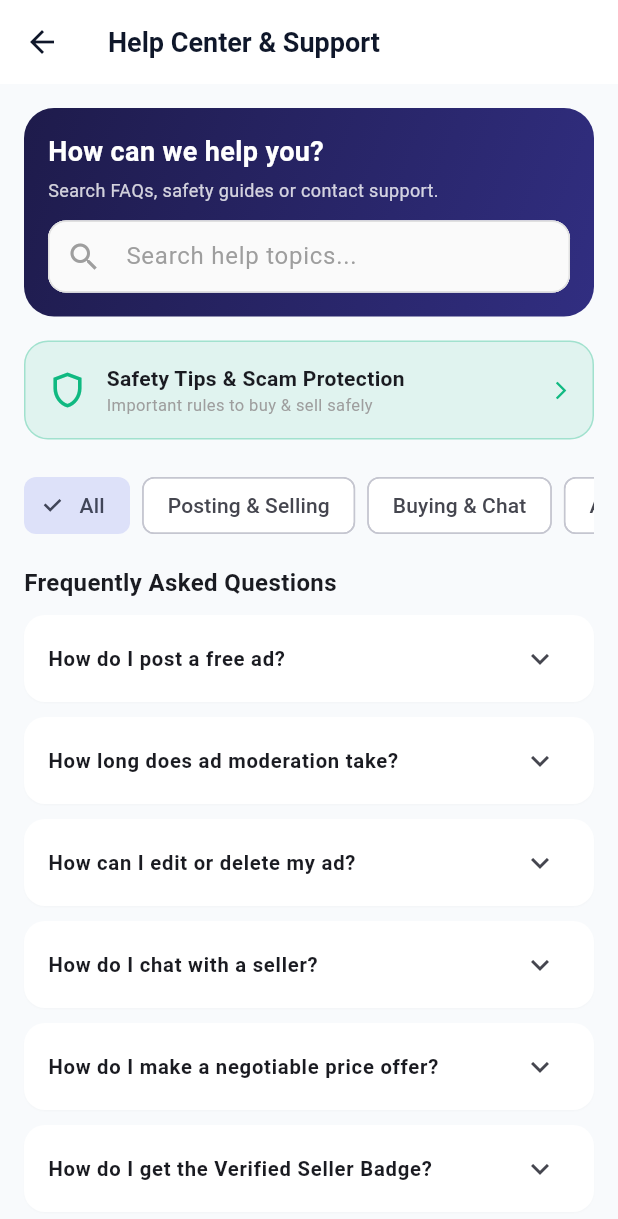
After one commit to abdullah03-max/All-In-One-Classified, a Flutter app: the HelpCenterScreen screen opened directly, on a phone screen of 412 x 824 dp. The commit adds this screen. Shown: the top 1219 px of the screen. Run offline on Flutter 3.47's test engine with Material 3 defaults, Android fonts, the phone set to English and light mode, and no system bars; our stand-ins replace app_links, audioplayers, cached_network_image, equatable, flutter_bloc, flutter_local_notifications and 7 more; missing offline and left inert: record; accounts and stored records are empty.

Commit message:
feat: add Help Center & Safety Tips pages to website and Flutter app, add prominent Report Listing workflow in app

```diff
--- /dev/null
+++ b/flutter_app/lib/features/help/presentation/help_center_screen.dart
@@ -0,0 +1,278 @@
+import 'package:flutter/material.dart';
+import 'package:url_launcher/url_launcher.dart';
+import '../../../core/theme/app_theme.dart';
+import 'safety_tips_screen.dart';
+
+class HelpCenterScreen extends StatefulWidget {
+  const HelpCenterScreen({super.key});
+
+  @override
+  State<HelpCenterScreen> createState() => _HelpCenterScreenState();
+}
+
+class _HelpCenterScreenState extends State<HelpCenterScreen> {
+  final TextEditingController _searchController = TextEditingController();
+  String _searchQuery = '';
+  String _selectedCategory = 'All';
+
+  final List<Map<String, String>> _faqs = [
+    {
+      'category': 'Posting & Selling',
+      'question': 'How do I post a free ad?',
+      'answer': 'Tap the "+" icon on the bottom navigation bar or "Post an Ad". Select your category, enter details, price, upload photos & product video, and submit. Your ad will be sent for quick moderation approval and then go live immediately!',
+    },
+    {
+      'category': 'Posting & Selling',
+      'question': 'How long does ad moderation take?',
+      'answer': 'Our moderators review ads 24/7. Most ads are approved and published within 5 to 15 minutes.',
+    },
+    {
+      'category': 'Posting & Selling',
+      'question': 'How can I edit or delete my ad?',
+      'answer': 'Go to your Profile tab -> My Listings. Find the ad and tap "Edit" to modify details or tap the trash icon to delete permanently.',
+    },
+    {
+      'category': 'Buying & Chat',
+      'question': 'How do I chat with a seller?',
+      'answer': 'Open any listing and tap "Chat with Seller". You can send text messages, negotiable offers, and voice notes securely through our built-in SafeChat without sharing your personal phone number.',
+    },
+    {
+      'category': 'Buying & Chat',
+      'question': 'How do I make a negotiable price offer?',
+      'answer': 'On the listing details page or inside the chat screen, tap "Make an Offer" and enter your proposed price in PKR.',
+    },
+    {
+      'category': 'Account & Safety',
+      'question': 'How do I get the Verified Seller Badge?',
+      'answer': 'Go to Profile -> Account Verification. Submit your CNIC and phone details. Once verified by our team, your profile and ads will display a blue "Verified Account" badge.',
+    },
+    {
+      'category': 'Account & Safety',
+      'question': 'What should I do if I suspect a scam?',
+      'answer': 'Tap the "Report Listing" button on the ad page, choose the reason (e.g., Scam or Fraud), and describe the issue. Our moderation team will investigate immediately.',
+    },
+  ];
+
+  final List<String> _categories = ['All', 'Posting & Selling', 'Buying & Chat', 'Account & Safety'];
+
+  @override
+  void dispose() {
+    _searchController.dispose();
+    super.dispose();
+  }
+
+  List<Map<String, String>> get _filteredFaqs {
+    return _faqs.where((faq) {
+      final matchesCat = _selectedCategory == 'All' || faq['category'] == _selectedCategory;
+      final q = _searchQuery.toLowerCase();
+      final matchesSearch = q.isEmpty ||
+          faq['question']!.toLowerCase().contains(q) ||
+          faq['answer']!.toLowerCase().contains(q);
+      return matchesCat && matchesSearch;
+    }).toList();
+  }
+
+  Future<void> _contactSupport(String channel) async {
+    if (channel == 'whatsapp') {
+      final Uri uri = Uri.parse('https://wa.me/923001234567?text=Hello%20All%20In%20One%20Support');
+      if (await canLaunchUrl(uri)) {
+        await launchUrl(uri, mode: LaunchMode.externalApplication);
+      }
+    } else if (channel == 'email') {
+      final Uri uri = Uri.parse('mailto:support@bazaar.pk?subject=Support%20Inquiry');
+      if (await canLaunchUrl(uri)) {
+        await launchUrl(uri);
+      }
+    }
+  }
+
+  @override
+  Widget build(BuildContext context) {
+    final isDark = Theme.of(context).brightness == Brightness.dark;
+
+    return Scaffold(
+      appBar: AppBar(
+        title: const Text('Help Center & Support'),
+      ),
+      body: SingleChildScrollView(
+        padding: const EdgeInsets.all(16.0),
+        child: Column(
+          crossAxisAlignment: CrossAxisAlignment.start,
+          children: [
+            // Search Header Box
+            Container(
+              padding: const EdgeInsets.all(16),
+              decoration: BoxDecoration(
+                gradient: const LinearGradient(
+                  colors: [Color(0xFF1E1B4B), Color(0xFF312E81)],
+                  begin: Alignment.topLeft,
+                  end: Alignment.bottomRight,
+                ),
+                borderRadius: BorderRadius.circular(20),
+              ),
+              child: Column(
+                crossAxisAlignment: CrossAxisAlignment.start,
+                children: [
+                  const Text(
+                    'How can we help you?',
+                    style: TextStyle(color: Colors.white, fontSize: 18, fontWeight: FontWeight.bold),
+                  ),
+                  const SizedBox(height: 4),
+                  Text(
+                    'Search FAQs, safety guides or contact support.',
+                    style: TextStyle(color: Colors.white.withOpacity(0.8), fontSize: 12),
+                  ),
+                  const SizedBox(height: 12),
+                  Container(
+                    decoration: BoxDecoration(
+                      color: Colors.white,
+                      borderRadius: BorderRadius.circular(12),
+                    ),
+                    child: TextField(
+                      controller: _searchController,
+                      onChanged: (v) => setState(() => _searchQuery = v),
+                      style: const TextStyle(color: Colors.black87),
+                      decoration: const InputDecoration(
+                        hintText: 'Search help topics...',
+                        hintStyle: TextStyle(color: Colors.grey),
+                        prefixIcon: Icon(Icons.search, color: Colors.grey),
+                        border: InputBorder.none,
+                        contentPadding: EdgeInsets.symmetric(vertical: 12),
+                      ),
+                    ),
+                  ),
+                ],
+              ),
+            ),
+            const SizedBox(height: 16),
+
+            // Quick Safety Tips Banner
+            InkWell(
+              onTap: () {
+                Navigator.push(
+                  context,
+                  MaterialPageRoute(builder: (_) => const SafetyTipsScreen()),
+                );
+              },
+              borderRadius: BorderRadius.circular(16),
+              child: Container(
+                padding: const EdgeInsets.all(14),
+                decoration: BoxDecoration(
+                  color: const Color(0xFF10B981).withOpacity(isDark ? 0.15 : 0.1),
+                  borderRadius: BorderRadius.circular(16),
+                  border: Border.all(color: const Color(0xFF10B981).withOpacity(0.3)),
+                ),
+                child: const Row(
+                  children: [
+                    Icon(Icons.shield_outlined, color: Color(0xFF10B981), size: 28),
+                    SizedBox(width: 12),
+                    Expanded(
+                      child: Column(
+                        crossAxisAlignment: CrossAxisAlignment.start,
+                        children: [
+                          Text('Safety Tips & Scam Protection', style: TextStyle(fontWeight: FontWeight.bold, fontSize: 14)),
+                          Text('Important rules to buy & sell safely', style: TextStyle(fontSize: 11, color: Colors.grey)),
+                        ],
+                      ),
+                    ),
+                    Icon(Icons.arrow_forward_ios, size: 14, color: Color(0xFF10B981)),
+                  ],
+                ),
+              ),
+            ),
+            const SizedBox(height: 20),
+
+            // Category Chips
+            SingleChildScrollView(
+              scrollDirection: Axis.horizontal,
+              child: Row(
+                children: _categories.map((cat) {
+                  final isSelected = _selectedCategory == cat;
+                  return Padding(
+                    padding: const EdgeInsets.only(right: 8.0),
+                    child: ChoiceChip(
+                      label: Text(cat),
+                      selected: isSelected,
+                      onSelected: (selected) {
+                        if (selected) setState(() => _selectedCategory = cat);
+                      },
+                    ),
+                  );
+                }).toList(),
+              ),
+            ),
+            const SizedBox(height: 16),
+
+            // FAQ Expansion List
+            const Text('Frequently Asked Questions', style: TextStyle(fontSize: 16, fontWeight: FontWeight.bold)),
+            const SizedBox(height: 10),
+
+            ..._filteredFaqs.map((faq) {
+              return Card(
+                margin: const EdgeInsets.only(bottom: 10),
+                shape: RoundedRectangleBorder(borderRadius: BorderRadius.circular(14)),
+                child: ExpansionTile(
+                  title: Text(
+                    faq['question']!,
+                    style: const TextStyle(fontWeight: FontWeight.bold, fontSize: 13.5),
+                  ),
+                  childrenPadding: const EdgeInsets.fromLTRB(16, 0, 16, 14),
+                  children: [
+                    Text(
+                      faq['answer']!,
+                      style: TextStyle(
+                        fontSize: 12.5,
+                        height: 1.5,
+                        color: isDark ? Colors.grey.shade300 : Colors.grey.shade700,
+                      ),
+                    ),
+                  ],
+                ),
+              );
+            }),
+
+            const SizedBox(height: 24),
+
+            // Contact Support Section
+            Container(
+              padding: const EdgeInsets.all(16),
+              decoration: BoxDecoration(
+                color: Theme.of(context).cardColor,
+                borderRadius: BorderRadius.circular(16),
+                border: Border.all(color: Colors.grey.shade300),
+              ),
+              child: Column(
+                crossAxisAlignment: CrossAxisAlignment.start,
+                children: [
+                  const Text('Still need help?', style: TextStyle(fontWeight: FontWeight.bold, fontSize: 16)),
+                  const SizedBox(height: 4),
+                  const Text('Our support team is available to help you with any issue.', style: TextStyle(fontSize: 12, color: Colors.grey)),
+                  const SizedBox(height: 14),
+                  Row(
+                    children: [
+                      Expanded(
+                        child: OutlinedButton.icon(
+                          onPressed: () => _contactSupport('whatsapp'),
+                          icon: const Icon(Icons.chat, color: Color(0xFF10B981), size: 16),
+                          label: const Text('WhatsApp'),
+                        ),
+                      ),
+                      const SizedBox(width: 10),
+                      Expanded(
+                        child: OutlinedButton.icon(
+                          onPressed: () => _contactSupport('email'),
+                          icon: const Icon(Icons.email_outlined, color: AppTheme.primaryColor, size: 16),
+                          label: const Text('Email Us'),
+                        ),
+                      ),
+                    ],
+                  ),
+                ],
+              ),
+            ),
+          ],
+        ),
+      ),
+    );
+  }
+}
--- a/flutter_app/lib/features/profile/presentation/profile_screen.dart
+++ b/flutter_app/lib/features/profile/presentation/profile_screen.dart
@@ -12,6 +12,8 @@ import 'security_screen.dart';
 import 'notification_settings_screen.dart';
 import 'verification_application_screen.dart';
 import '../../ai_assistant/presentation/ai_assistant_screen.dart';
+import '../../help/presentation/help_center_screen.dart';
+import '../../help/presentation/safety_tips_screen.dart';
 
 class ProfileScreen extends StatelessWidget {
   const ProfileScreen({super.key});
@@ -283,6 +285,28 @@ class ProfileScreen extends StatelessWidget {
               );
             },
           ),
+          _buildProfileOption(
+            icon: Icons.help_outline,
+            title: 'Help Center & Support',
+            subtitle: 'Search FAQs & contact support team',
+            onTap: () {
+              Navigator.push(
+                context,
+                MaterialPageRoute(builder: (_) => const HelpCenterScreen()),
+              );
+            },
+          ),
+          _buildProfileOption(
+            icon: Icons.shield_outlined,
+            title: 'Safety Tips',
+            subtitle: 'Guidelines for safe buying & selling',
+            onTap: () {
+              Navigator.push(
+                context,
+                MaterialPageRoute(builder: (_) => const SafetyTipsScreen()),
+              );
+            },
+          ),
           const SizedBox(height: 24),
 
           // Logout Button
```
Also changed, not shown: flutter_app/lib/features/help/presentation/safety_tips_screen.dart (added, +151 -0 lines), flutter_app/lib/features/listings/presentation/listing_detail_screen.dart (+54 -0 lines), flutter_app/lib/features/listings/presentation/widgets/report_listing_dialog.dart (+38 -15 lines), 3 other files.
